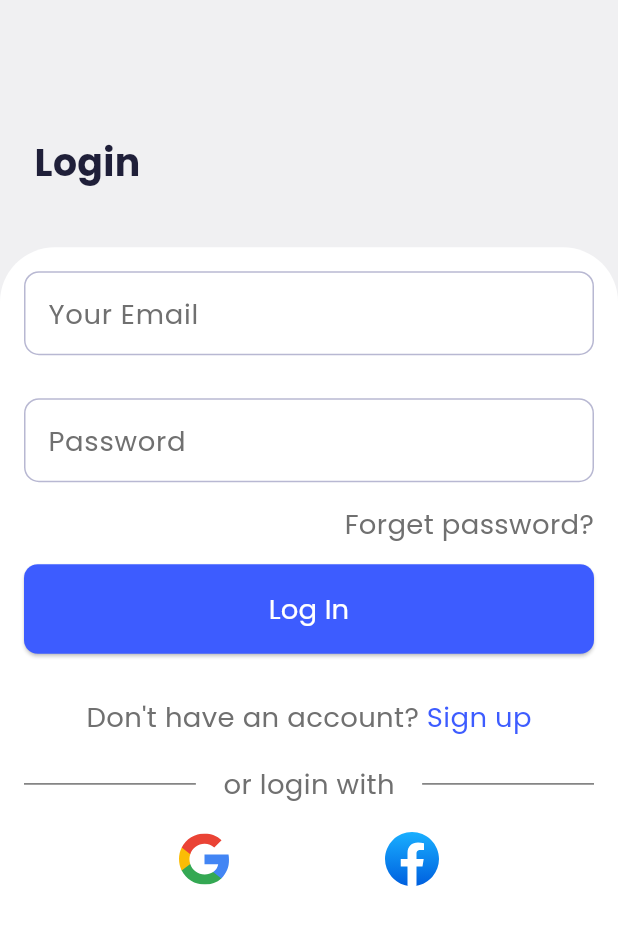
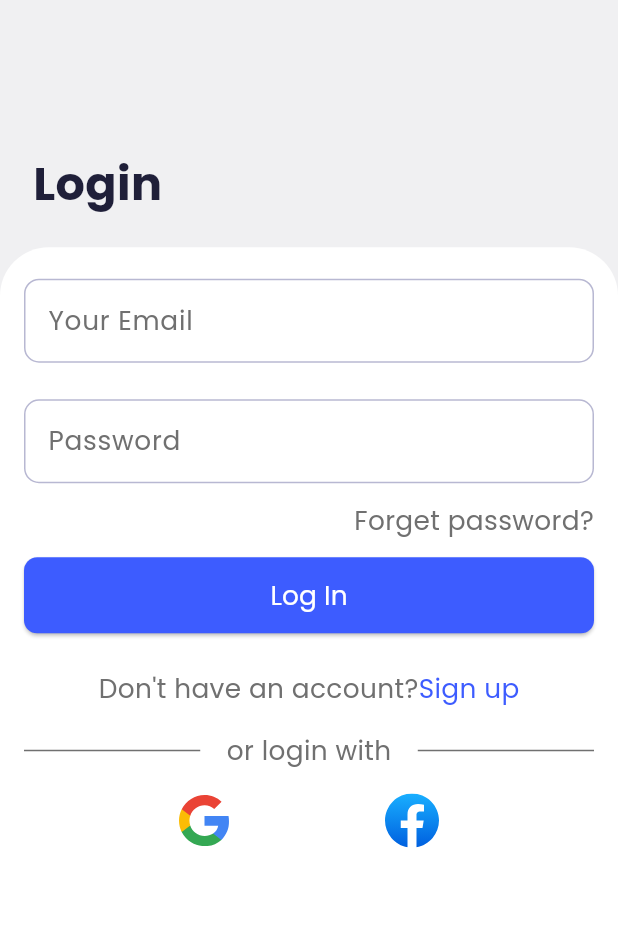
Before and after one commit to KhaledElalfy1/learn-hub, a Flutter app: the LoginScreen screen opened directly, on a phone screen of 412 x 824 dp. Shown: the top 925 px of the screen. Run offline on Flutter 3.47's test engine with Material 3 defaults, Android fonts, the phone set to English and light mode, and no system bars; our stand-ins replace carousel_slider, firebase_auth, firebase_core, flutter_bloc, flutter_screenutil, flutter_svg and 4 more; missing offline and left inert: flutter_facebook_auth; accounts and stored records are empty.

Commit message:
first commit by Mo, updated main, login auth such as google facebook and by email, shared_perference_manager

```diff
--- a/lib/core/managers/string_manager.dart
+++ b/lib/core/managers/string_manager.dart
@@ -14,4 +14,13 @@ class StringManager {
   static String searchBarHintTxt = 'Find courses';
   static String searchScreenResultsTxt='Results';
 
+  static String yourEmail='Your Email';
+  static String password='Password';
+  static String forgetPassword='Forget password?';
+  static String logIn='Log In';
+  static String dontHaveAccount="Don't have an account?";
+  static String signUp="Sign up";
+  static String orLoginWith="or login with";
+
+
 }
--- a/lib/core/managers/style_manager.dart
+++ b/lib/core/managers/style_manager.dart
@@ -18,7 +18,7 @@ class StyleManager {
   static TextStyle titlePoppins(
           {double? fontSize, Color? color, FontWeight? fontWeight}) =>
       GoogleFonts.poppins(
-          fontSize: fontSize ?? 22.sp,
+          fontSize: fontSize ?? 28.sp,
           color: color,
           fontWeight: fontWeight ?? FontWeight.bold);
 }
--- /dev/null
+++ b/lib/core/widgets/custom_icon_button.dart
@@ -0,0 +1,19 @@
+import 'package:flutter/material.dart';
+import 'package:flutter_svg/svg.dart';
+
+import '../managers/asset_manager.dart';
+
+class CustomIconButton extends StatelessWidget {
+  final String svgAssets;
+  final void Function()? onTap;
+  const CustomIconButton({
+    super.key, required this.svgAssets, this.onTap,
+  });
+
+  @override
+  Widget build(BuildContext context) {
+    return GestureDetector(
+        onTap: onTap,
+        child: SvgPicture.asset(svgAssets));
+  }
+}
--- /dev/null
+++ b/lib/core/widgets/custom_text_button.dart
@@ -0,0 +1,23 @@
+import 'package:flutter/material.dart';
+
+import '../managers/color_manager.dart';
+import '../managers/style_manager.dart';
+
+class CustomTextButton extends StatelessWidget {
+  final String text;
+  final void Function() onTap;
+  const CustomTextButton({
+    super.key, required this.text,required this.onTap,
+  });
+
+  @override
+  Widget build(BuildContext context) {
+    return InkWell(
+      onTap: onTap,
+      child: Text(
+        text,
+        style: StyleManager.descriptionPoppins(color: ColorManager.darkGrey),
+      ),
+    );
+  }
+}
--- a/lib/features/login/presentation/components/header_section.dart
+++ b/lib/features/login/presentation/components/header_section.dart
@@ -15,7 +15,7 @@ final String? description;
     return  Container(
       width: 1.sw,
       height: 0.2.sh,
-      padding: EdgeInsets.only(left: SizeManager.s20.w,bottom: SizeManager.s32.h),
+      padding: EdgeInsets.only(left: SizeManager.s20.w,bottom: SizeManager.s20.h),
    alignment: Alignment.bottomLeft,
     child: description != null ?Column(
       mainAxisAlignment: MainAxisAlignment.end,
--- a/lib/features/login/presentation/components/login_section.dart
+++ b/lib/features/login/presentation/components/login_section.dart
@@ -2,9 +2,13 @@ import 'package:flutter/material.dart';
 import 'package:flutter_screenutil/flutter_screenutil.dart';
 import 'package:learnhub/core/managers/color_manager.dart';
 import 'package:learnhub/core/managers/style_manager.dart';
+import 'package:learnhub/core/utils/extensions.dart';
 import 'package:learnhub/core/widgets/custom_primary_elevated_btn.dart';
 
 import '../../../../core/managers/size_manager.dart';
+import '../../../../core/managers/string_manager.dart';
+import '../../../../core/utils/auth.dart';
+import '../../../../core/widgets/custom_text_button.dart';
 
 class LoginSection extends StatelessWidget {
   LoginSection({super.key});
@@ -22,26 +26,43 @@ class LoginSection extends StatelessWidget {
         children: [
           CustomTextFormField(
             controller: emailController,
-            labelText: 'Your Email',
+            labelText: StringManager.yourEmail,
             textType: TextInputType.emailAddress,
+            validator: (input){
+              if(input!.isEmpty){
+                return "fill your email";
+              }
+              return null;
+            },
           ),
           SizeManager.s24.verticalSpace,
           CustomTextFormField(
             controller: passwordController,
-            labelText: 'Password',
+            labelText:  StringManager.password,
             textType: TextInputType.visiblePassword,
+            validator: (input){
+              if(input!.isEmpty){
+                return "fill your password";
+              }
+              return null;
+            },
           ),
           SizeManager.s12.verticalSpace,
 
-          Text(
-            'Forget password?',
-            style: StyleManager.descriptionPoppins(color: ColorManager.darkGrey),
-          ),
+           CustomTextButton(text: StringManager.forgetPassword, onTap:(){
+            print("tap");
+          },),
           SizeManager.s12.verticalSpace,
 
           CustomPrimaryElevatedBtn(
-            onPressed: () {},
-            buttonTxt: 'Log In',
+            onPressed: () {
+              if(formKey.currentState!.validate()){
+                  print("validate");
+                  AppAuth.login(emailController.text, passwordController.text, context);
+
+              }
+            },
+            buttonTxt: StringManager.logIn,
             btnWidth: 1.sw,
             btnHeight: 50.h,
           )
@@ -51,6 +72,7 @@ class LoginSection extends StatelessWidget {
   }
 }
 
+
 class CustomTextFormField extends StatelessWidget {
   CustomTextFormField(
       {super.key,
@@ -58,7 +80,7 @@ class CustomTextFormField extends StatelessWidget {
       this.suffixIcon,
       required this.controller,
       this.isSecret = false,
-      required this.textType});
+      required this.textType, required this.validator});
 
   TextEditingController controller;
 
@@ -66,10 +88,11 @@ class CustomTextFormField extends StatelessWidget {
   final Widget? suffixIcon;
   final bool isSecret;
   final TextInputType textType;
-
+  final String? Function(String?) validator;
   @override
   Widget build(BuildContext context) {
     return TextFormField(
+      validator: validator,
       controller: controller,
       cursorColor: ColorManager.lightGrey,
       keyboardType: textType,
@@ -78,22 +101,22 @@ class CustomTextFormField extends StatelessWidget {
         labelStyle:
             StyleManager.descriptionPoppins(color: ColorManager.darkGrey),
         suffixIcon: suffixIcon,
-        focusedBorder: OutlineInputBorder(
+        focusedBorder: const OutlineInputBorder(
             borderRadius: BorderRadius.all(Radius.circular(10)),
             borderSide: BorderSide(
               color: ColorManager.lighterGrey,
             )),
-        enabledBorder: OutlineInputBorder(
+        enabledBorder: const OutlineInputBorder(
             borderRadius: BorderRadius.all(Radius.circular(10)),
             borderSide: BorderSide(
               color: ColorManager.lighterGrey,
             )),
-        disabledBorder: OutlineInputBorder(
+        disabledBorder: const OutlineInputBorder(
             borderRadius: BorderRadius.all(Radius.circular(10)),
             borderSide: BorderSide(
               color: ColorManager.lighterGrey,
             )),
-        border: OutlineInputBorder(
+        border: const OutlineInputBorder(
             borderRadius: BorderRadius.all(Radius.circular(10)),
             borderSide: BorderSide(
               color: ColorManager.lighterGrey,
--- a/lib/features/login/presentation/components/signup_section.dart
+++ b/lib/features/login/presentation/components/signup_section.dart
@@ -2,46 +2,78 @@ import 'package:flutter/material.dart';
 import 'package:flutter_screenutil/flutter_screenutil.dart';
 import 'package:flutter_svg/flutter_svg.dart';
 import 'package:learnhub/core/managers/size_manager.dart';
+import 'package:learnhub/core/utils/auth.dart';
+import 'package:learnhub/core/utils/extensions.dart';
 
 import '../../../../core/managers/asset_manager.dart';
 import '../../../../core/managers/color_manager.dart';
+import '../../../../core/managers/string_manager.dart';
 import '../../../../core/managers/style_manager.dart';
+import '../../../../core/navigation/routes.dart';
+import '../../../../core/widgets/custom_icon_button.dart';
 
 class SignupSection extends StatelessWidget {
   const SignupSection({super.key});
 
   @override
   Widget build(BuildContext context) {
-    return  Column(
+    return Column(
       children: [
         Row(
           mainAxisAlignment: MainAxisAlignment.center,
           children: [
-            Text("Don't have an account? ",style: StyleManager.descriptionPoppins(color: ColorManager.darkGrey),),
-            Text("Sign up",style: StyleManager.descriptionPoppins(color: ColorManager.blue),),
+            Text(
+              StringManager.dontHaveAccount,
+              style:
+                  StyleManager.descriptionPoppins(color: ColorManager.darkGrey),
+            ),
+            InkWell(
+                onTap: () {
+                  context.replaceScreen(Routes.register);
+                },
+                child: Text(
+                  StringManager.signUp,
+                  style:
+                      StyleManager.descriptionPoppins(color: ColorManager.blue),
+                )),
           ],
         ),
         SizeManager.s16.verticalSpace,
         Stack(
           alignment: Alignment.center,
           children: [
-            Divider(
+            const Divider(
               color: ColorManager.darkGrey,
-
             ),
             Container(
-    padding: EdgeInsets.symmetric(horizontal: SizeManager.s16.w),
-    color: Colors.white,
-    child: Text("or login with",style: StyleManager.descriptionPoppins(color: ColorManager.darkGrey),),)
+              padding: EdgeInsets.symmetric(horizontal: SizeManager.s16.w),
+              color: Colors.white,
+              child: Text(
+                StringManager.orLoginWith,
+                style: StyleManager.descriptionPoppins(
+                    color: ColorManager.darkGrey),
+              ),
+            )
           ],
         ),
         SizeManager.s16.verticalSpace,
         Row(
           mainAxisAlignment: MainAxisAlignment.spaceEvenly,
           children: [
-            SvgPicture.asset(SvgAssets.google),
-            SvgPicture.asset(SvgAssets.facebook),
-
+            CustomIconButton(
+              svgAssets: SvgAssets.google,
+              onTap: () async{
+                print("---");
+               await AppAuth.signInWithGoogle();
+                print("-+++-");
+              },
+            ),
+            CustomIconButton(
+              svgAssets: SvgAssets.facebook,
+              onTap: ()async {
+               await AppAuth.signInWithFacebook();
+              },
+            ),
           ],
         )
       ],
--- a/lib/features/login/presentation/pages/login_screen.dart
+++ b/lib/features/login/presentation/pages/login_screen.dart
@@ -16,6 +16,7 @@ class LoginScreen extends StatelessWidget {
       backgroundColor: ColorManager.greyGrey,
       body: SizedBox(
         width: 1.sw,
+        height: double.infinity,
         child:  Column(
           children: [
             const HeaderSection(title: 'Login',),
@@ -30,13 +31,16 @@ class LoginScreen extends StatelessWidget {
                       top: Radius.circular(SizeManager.s32.r),
                     )
                 ),
+                child: SingleChildScrollView(
                   child: Column(
                     children: [
+                      const SizedBox(height: 5,),
                       LoginSection(),
                       SizeManager.s24.verticalSpace,
 
                       const SignupSection(),
                     ],
+                  ),
                 ),
 
 
--- a/lib/features/on_boarding/presentaion/pages/onboarding_page.dart
+++ b/lib/features/on_boarding/presentaion/pages/onboarding_page.dart
@@ -35,5 +35,6 @@ class _OnboardingPageState extends State<OnboardingPage> {
               pageViewController: _pageViewController),
         ),
       );
+
   }
 }
--- a/lib/home/presentation/components/home_get_started_ui.dart
+++ b/lib/home/presentation/components/home_get_started_ui.dart
@@ -3,7 +3,7 @@ import 'package:flutter/material.dart';
 import 'package:learnhub/core/managers/color_manager.dart';
 import 'package:learnhub/core/managers/size_manager.dart';
 
-final TotalTime = 46;
+const totalTime = 46;
 
 class HomeGetStartedUi extends StatelessWidget {
   const HomeGetStartedUi({super.key});
@@ -48,7 +48,7 @@ class HomeGetStartedUi extends StatelessWidget {
                 Row(
                   children: [
                     Text(
-                      "$TotalTime min",
+                      "$totalTime min",
                       style: TextStyle(
                           fontSize: SizeManager.s32,
                           fontWeight: FontWeight.bold),
@@ -63,9 +63,9 @@ class HomeGetStartedUi extends StatelessWidget {
                 ),
                 Row(
                   children: [
-                    ColorPicker(TotalTime * 5.5, ColorManager.orange,
+                    ColorPicker(totalTime * 5.5, ColorManager.orange,
                         ColorManager.white),
-                    ColorPicker((60 - TotalTime) * 5.5, ColorManager.grey,
+                    ColorPicker((60 - totalTime) * 5.5, ColorManager.grey,
                         ColorManager.grey),
                   ],
                 )
--- a/pubspec.yaml
+++ b/pubspec.yaml
@@ -21,6 +21,7 @@ dependencies:
   flutter_bloc: ^8.1.6
   firebase_core: ^2.32.0
   firebase_auth: ^4.16.0
+
   fluttertoast: ^8.2.8
   shimmer: ^3.0.0
   flutter_svg: ^2.0.10+1
@@ -35,6 +36,8 @@ dependencies:
   gradient_slider: ^1.0.2
 
   smooth_page_indicator: ^1.2.0+3
+  flutter_facebook_auth: ^7.1.1
+  google_sign_in: ^6.2.1
 
 
 dev_dependencies:
```
Also changed, not shown: lib/core/managers/shared_perference_manager.dart (added, +24 -0 lines), lib/core/navigation/app_route.dart (+10 -10 lines), lib/core/utils/auth.dart (added, +58 -0 lines), lib/core/widgets/custom_secondary_elevated_btn.dart (+6 -2 lines), lib/features/on_boarding/presentaion/components/custom_auth_btns_component.dart (+6 -2 lines), lib/features/signup/presentation/components/footer_section.dart (+8 -1 lines), lib/features/signup/presentation/components/register_section.dart (+20 -1 lines), lib/main.dart (+19 -3 lines), pubspec.lock. Lines whose indentation alone changed are shown as unchanged.
